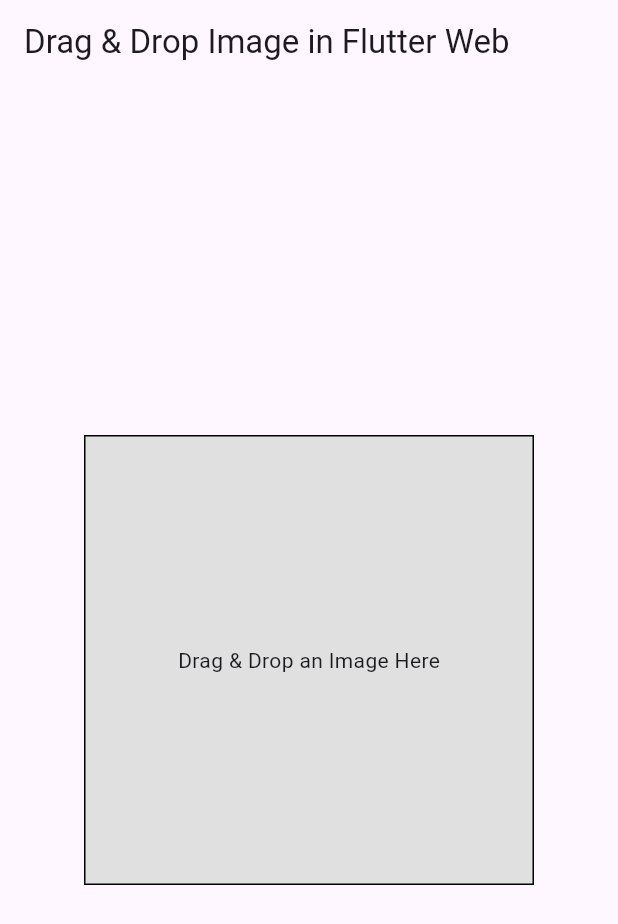
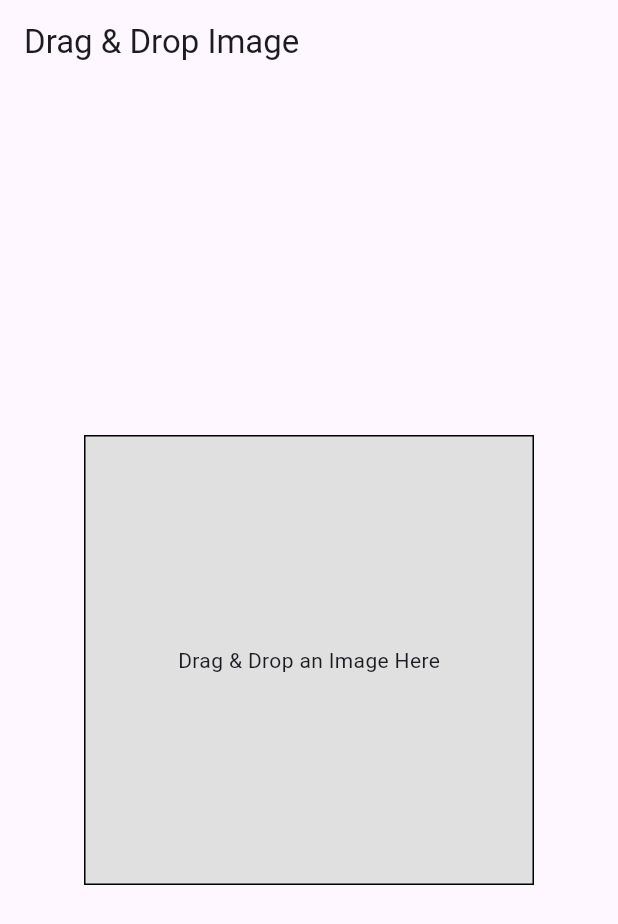
Before and after one commit to ParasVasoya17/drag_drop_image, a Flutter app: the screen it shows after launch, on a phone screen of 412 x 824 dp. Shown: the top 924 px of the screen. Run offline on Flutter 3.47's test engine with Material 3 defaults, Android fonts, the phone set to English and light mode, and no system bars; missing offline and left inert: dart:html; statements that could not run were skipped.

Commit message:
initial commit

```diff
--- a/lib/main.dart
+++ b/lib/main.dart
@@ -51,7 +51,7 @@ class _DragDropImageWebState extends State<DragDropImageWeb> {
   @override
   Widget build(BuildContext context) {
     return Scaffold(
-      appBar: AppBar(title: const Text("Drag & Drop Image in Flutter Web")),
+      appBar: AppBar(title: const Text("Drag & Drop Image")),
       body: Center(
         child: Container(
           width: 300,
```
